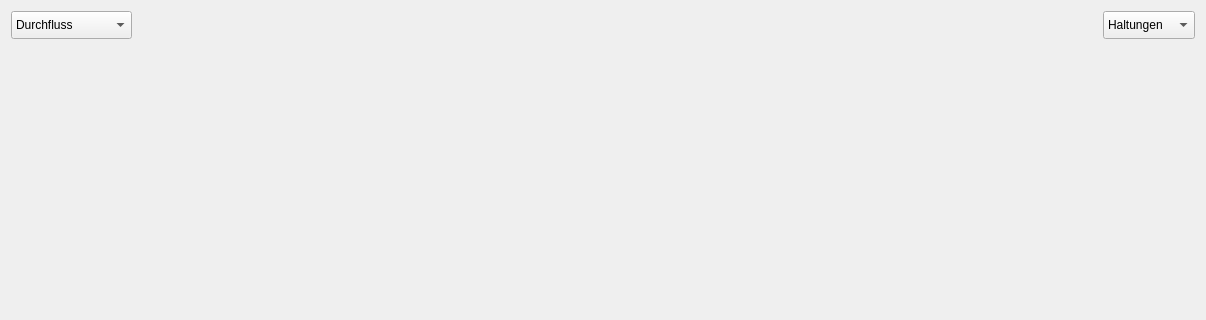
This is ganglinie_dialog_base.ui in hoettges/QKan as Qt 5 draws it before an edit; both pictures show x 0 to 1206 and y 0 to 320 of the 1206 by 694 pixel window. The edited form follows.
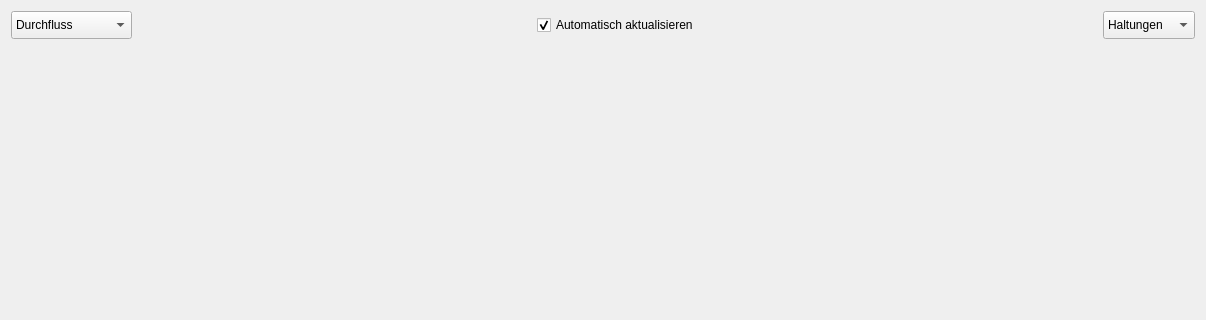
This is the edited form.

Commit message:
Massive Änderungen des Ganglinientools
Abändern der GUI für automatische Updates
Mehrere Fenster von Ganglinien nun möglich
Zulässige Layer erweitert
Fixes #3

What changed in the file:
```diff
--- a/ganglinie_dialog_base.ui
+++ b/ganglinie_dialog_base.ui
@@ -100,6 +100,35 @@
          </property>
         </spacer>
        </item>
+       <item>
+        <widget class="QCheckBox" name="auto_update">
+         <property name="enabled">
+          <bool>true</bool>
+         </property>
+         <property name="styleSheet">
+          <string notr="true"/>
+         </property>
+         <property name="text">
+          <string>Automatisch aktualisieren</string>
+         </property>
+         <property name="checked">
+          <bool>true</bool>
+         </property>
+        </widget>
+       </item>
+       <item>
+        <spacer name="horizontalSpacer_2">
+         <property name="orientation">
+          <enum>Qt::Horizontal</enum>
+         </property>
+         <property name="sizeHint" stdset="0">
+          <size>
+           <width>40</width>
+           <height>20</height>
+          </size>
+         </property>
+        </spacer>
+       </item>
        <item>
         <widget class="QComboBox" name="combo_type">
          <property name="sizePolicy">
```
The commit also changes 2 other files.
